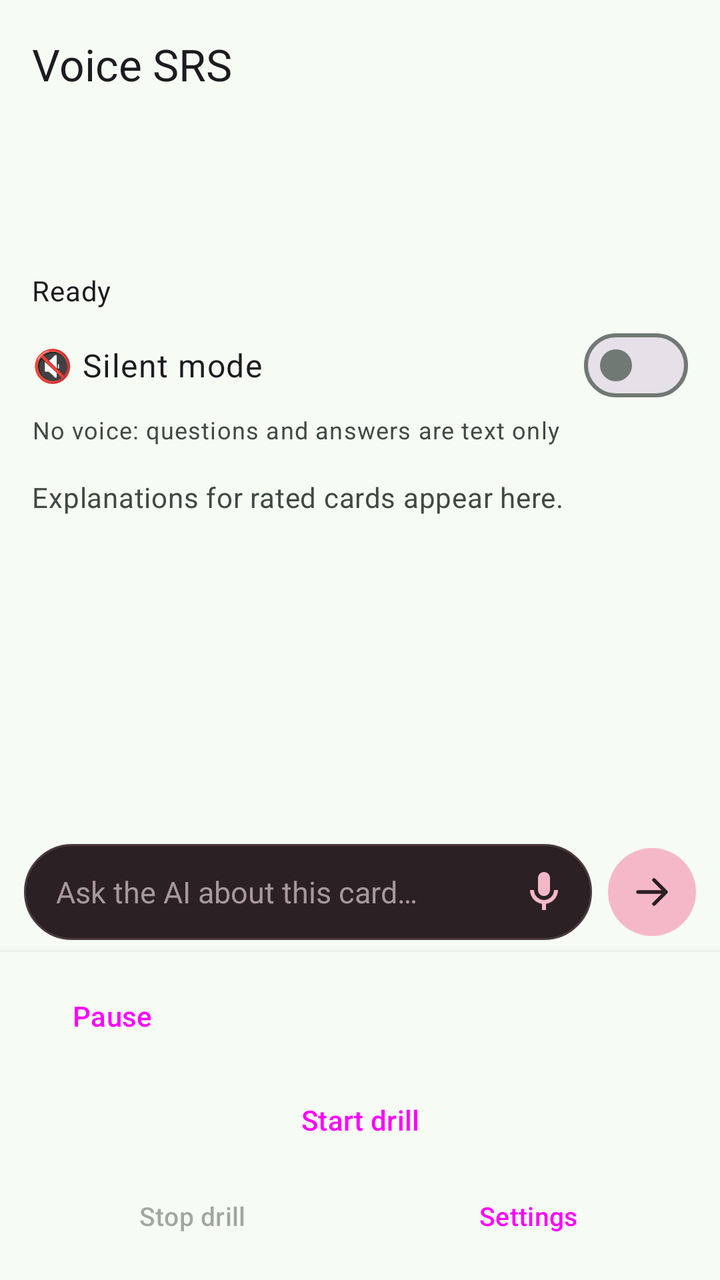
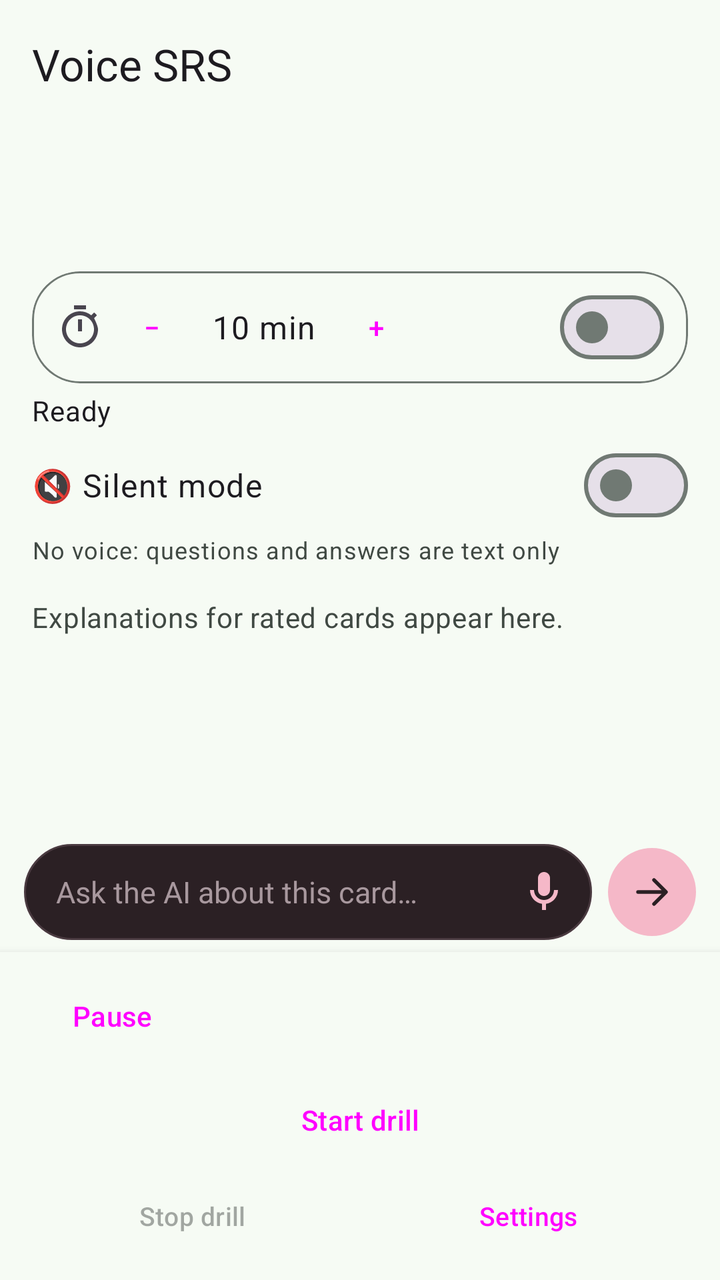

Screens rendered from an Android XML layout before and after an edit, with the pre-edit source and the edit as a unified diff.
<!-- AndroidManifest.xml: application theme Theme.VoiceSrs -->
<!-- res/layout/activity_main.xml -->
<?xml version="1.0" encoding="utf-8"?>
<LinearLayout xmlns:android="http://schemas.android.com/apk/res/android"
    xmlns:app="http://schemas.android.com/apk/res-auto"
    android:layout_width="match_parent"
    android:layout_height="match_parent"
    android:fitsSystemWindows="true"
    android:orientation="vertical">

    <com.google.android.material.appbar.MaterialToolbar
        android:id="@+id/toolbar"
        android:layout_width="match_parent"
        android:layout_height="?attr/actionBarSize"
        android:background="?attr/colorSurface"
        app:title="@string/app_name"
        app:titleTextAppearance="?attr/textAppearanceTitleLarge" />

    <LinearLayout
        android:id="@+id/slimHeader"
        android:layout_width="match_parent"
        android:layout_height="wrap_content"
        android:orientation="vertical"
        android:paddingStart="16dp"
        android:paddingTop="4dp"
        android:paddingEnd="16dp"
        android:paddingBottom="8dp">

        <TextView
            android:id="@+id/deckPath"
            android:layout_width="match_parent"
            android:layout_height="wrap_content"
            android:ellipsize="start"
            android:maxLines="1"
            android:textAppearance="?attr/textAppearanceBodySmall"
            android:textColor="?attr/colorOnSurfaceVariant"
            android:visibility="gone" />

        <TextView
            android:id="@+id/deckName"
            android:layout_width="match_parent"
            android:layout_height="wrap_content"
            android:ellipsize="end"
            android:maxLines="1"
            android:textAppearance="?attr/textAppearanceTitleMedium" />

        <TextView
            android:id="@+id/dueCount"
            android:layout_width="match_parent"
            android:layout_height="wrap_content"
            android:layout_marginTop="2dp"
            android:textAppearance="?attr/textAppearanceBodyMedium" />

        <TextView
            android:id="@+id/headerMeta"
            android:layout_width="match_parent"
            android:layout_height="wrap_content"
            android:layout_marginTop="2dp"
            android:clickable="false"
            android:focusable="false"
            android:longClickable="false"
            android:textAppearance="?attr/textAppearanceBodyMedium"
            android:textColor="?attr/colorOnSurfaceVariant" />

        <TextView
            android:id="@+id/stateText"
            android:layout_width="match_parent"
            android:layout_height="wrap_content"
            android:layout_marginTop="4dp"
            android:text="@string/state_ready"
            android:textAppearance="?attr/textAppearanceBodyMedium" />

        <TextView
            android:id="@+id/progressText"
            android:layout_width="match_parent"
            android:layout_height="wrap_content"
            android:visibility="gone" />

        <com.google.android.material.chip.Chip
            android:id="@+id/syncChip"
            style="@style/Widget.Material3.Chip.Assist"
            android:layout_width="wrap_content"
            android:layout_height="wrap_content"
            android:layout_marginTop="4dp"
            android:clickable="false"
            android:focusable="false"
            android:text="0 pending sync"
            android:visibility="gone"
            app:chipMinHeight="32dp" />

        <com.google.android.material.materialswitch.MaterialSwitch
            android:id="@+id/drillSilentSwitch"
            android:layout_width="match_parent"
            android:layout_height="wrap_content"
            android:layout_marginTop="4dp"
            android:minHeight="48dp"
            android:text="@string/silent_switch"
            android:textAppearance="?attr/textAppearanceBodyLarge" />

        <TextView
            android:id="@+id/drillSilentSubtitle"
            android:layout_width="match_parent"
            android:layout_height="wrap_content"
            android:text="@string/silent_switch_sub"
            android:textAppearance="?attr/textAppearanceBodySmall"
            android:textColor="?attr/colorOnSurfaceVariant" />
    </LinearLayout>

    <include
        layout="@layout/include_error_card"
        android:layout_width="match_parent"
        android:layout_height="wrap_content"
        android:layout_marginStart="16dp"
        android:layout_marginEnd="16dp" />

    <FrameLayout
        android:layout_width="match_parent"
        android:layout_height="0dp"
        android:layout_weight="1">

        <androidx.recyclerview.widget.RecyclerView
            android:id="@+id/chatList"
            android:layout_width="match_parent"
            android:layout_height="match_parent"
            android:clipToPadding="false"
            android:paddingStart="12dp"
            android:paddingTop="4dp"
            android:paddingEnd="12dp"
            android:paddingBottom="8dp"
            android:scrollbars="vertical" />

        <TextView
            android:id="@+id/chatEmpty"
            android:layout_width="match_parent"
            android:layout_height="wrap_content"
            android:paddingStart="16dp"
            android:paddingTop="8dp"
            android:paddingEnd="16dp"
            android:text="@string/chat_empty"
            android:textAppearance="?attr/textAppearanceBodyMedium"
            android:textColor="?attr/colorOnSurfaceVariant" />

        <TextView
            android:id="@+id/chatUnread"
            android:layout_width="wrap_content"
            android:layout_height="wrap_content"
            android:layout_gravity="end"
            android:clickable="false"
            android:focusable="false"
            android:paddingStart="8dp"
            android:paddingEnd="12dp"
            android:textAppearance="?attr/textAppearanceTitleSmall"
            android:visibility="gone" />

        <TextView
            android:id="@+id/chatNextPill"
            android:layout_width="wrap_content"
            android:layout_height="wrap_content"
            android:layout_gravity="bottom|center_horizontal"
            android:layout_marginBottom="8dp"
            android:background="@drawable/bg_next_pill"
            android:clickable="true"
            android:contentDescription="@string/chat_next_question"
            android:focusable="true"
            android:paddingStart="12dp"
            android:paddingTop="6dp"
            android:paddingEnd="12dp"
            android:paddingBottom="6dp"
            android:text="@string/chat_next_question"
            android:textColor="@color/spoken_pill_text"
            android:textSize="12sp"
            android:visibility="gone" />
    </FrameLayout>

    <include layout="@layout/include_chat_composer" />

    <LinearLayout
        android:id="@+id/bottomBar"
        android:layout_width="match_parent"
        android:layout_height="wrap_content"
        android:background="?attr/colorSurface"
        android:elevation="6dp"
        android:orientation="vertical"
        android:paddingStart="12dp"
        android:paddingTop="8dp"
        android:paddingEnd="12dp"
        android:paddingBottom="12dp">

        <include layout="@layout/include_session_cue" />

        <Button
            android:id="@+id/showAnswerButton"
            style="@style/Widget.Material3.Button.TonalButton"
            android:layout_width="match_parent"
            android:layout_height="wrap_content"
            android:minHeight="52dp"
            android:text="@string/show_answer"
            android:visibility="gone" />

        <TextView
            android:id="@+id/gradeGuideLabel"
            android:layout_width="match_parent"
            android:layout_height="wrap_content"
            android:text="@string/grade_guide"
            android:textAppearance="?attr/textAppearanceLabelLarge"
            android:visibility="gone" />

        <com.google.android.material.chip.ChipGroup
            android:id="@+id/gradeChips"
            android:layout_width="match_parent"
            android:layout_height="wrap_content"
            android:visibility="gone"
            app:chipSpacingHorizontal="8dp"
            app:singleLine="false"
            app:singleSelection="true">

            <com.google.android.material.chip.Chip
                android:id="@+id/chipAgain"
                style="@style/Widget.Material3.Chip.Suggestion"
                android:layout_width="wrap_content"
                android:layout_height="wrap_content"
                android:checkable="true"
                android:text="@string/grade_again"
                app:checkedIconVisible="false" />

            <com.google.android.material.chip.Chip
                android:id="@+id/chipHard"
                style="@style/Widget.Material3.Chip.Suggestion"
                android:layout_width="wrap_content"
                android:layout_height="wrap_content"
                android:checkable="true"
                android:text="@string/grade_hard"
                app:checkedIconVisible="false" />

            <com.google.android.material.chip.Chip
                android:id="@+id/chipGood"
                style="@style/Widget.Material3.Chip.Suggestion"
                android:layout_width="wrap_content"
                android:layout_height="wrap_content"
                android:checkable="true"
                android:text="@string/grade_good"
                app:checkedIconVisible="false" />

            <com.google.android.material.chip.Chip
                android:id="@+id/chipEasy"
                style="@style/Widget.Material3.Chip.Suggestion"
                android:layout_width="wrap_content"
                android:layout_height="wrap_content"
                android:checkable="true"
                android:text="@string/grade_easy"
                app:checkedIconVisible="false" />
        </com.google.android.material.chip.ChipGroup>

        <Button
            android:id="@+id/startButton"
            style="@style/Widget.Material3.Button"
            android:layout_width="match_parent"
            android:layout_height="wrap_content"
            android:layout_marginTop="4dp"
            android:minHeight="48dp"
            android:text="@string/app_start" />

        <LinearLayout
            android:layout_width="match_parent"
            android:layout_height="wrap_content"
            android:layout_marginTop="4dp"
            android:orientation="horizontal">

            <Button
                android:id="@+id/stopButton"
                style="@style/Widget.Material3.Button.TextButton"
                android:layout_width="0dp"
                android:layout_height="wrap_content"
                android:layout_weight="1"
                android:enabled="false"
                android:minHeight="40dp"
                android:text="@string/app_stop"
                android:textSize="13sp" />

            <Button
                android:id="@+id/settingsButton"
                style="@style/Widget.Material3.Button.TextButton"
                android:layout_width="0dp"
                android:layout_height="wrap_content"
                android:layout_weight="1"
                android:minHeight="40dp"
                android:text="@string/app_settings"
                android:textSize="13sp" />
        </LinearLayout>
    </LinearLayout>
</LinearLayout>
<!-- res/layout/include_error_card.xml (included above) -->
<?xml version="1.0" encoding="utf-8"?>
<com.google.android.material.card.MaterialCardView xmlns:android="http://schemas.android.com/apk/res/android"
    xmlns:app="http://schemas.android.com/apk/res-auto"
    android:id="@+id/errorCard"
    style="@style/Widget.Material3.CardView.Outlined"
    android:layout_width="match_parent"
    android:layout_height="wrap_content"
    android:layout_marginBottom="12dp"
    android:visibility="gone"
    app:cardCornerRadius="20dp"
    app:contentPadding="20dp"
    app:strokeColor="?attr/colorError">

    <LinearLayout
        android:layout_width="match_parent"
        android:layout_height="wrap_content"
        android:orientation="vertical">

        <TextView
            android:id="@+id/errorTitle"
            android:layout_width="match_parent"
            android:layout_height="wrap_content"
            android:importantForAccessibility="yes"
            android:text="@string/error_title"
            android:textAppearance="?attr/textAppearanceTitleMedium"
            android:textColor="?attr/colorError" />

        <TextView
            android:id="@+id/errorText"
            android:layout_width="match_parent"
            android:layout_height="wrap_content"
            android:layout_marginTop="6dp"
            android:importantForAccessibility="yes"
            android:textAppearance="?attr/textAppearanceBodyLarge" />

        <Button
            android:id="@+id/retryButton"
            style="@style/Widget.Material3.Button"
            android:layout_width="match_parent"
            android:layout_height="wrap_content"
            android:layout_marginTop="12dp"
            android:minHeight="52dp"
            android:text="@string/error_retry" />
    </LinearLayout>
</com.google.android.material.card.MaterialCardView>
<!-- res/layout/include_chat_composer.xml (included above) -->
<?xml version="1.0" encoding="utf-8"?>
<LinearLayout xmlns:android="http://schemas.android.com/apk/res/android"
    android:id="@+id/chatComposer"
    android:layout_width="match_parent"
    android:layout_height="wrap_content"
    android:orientation="vertical"
    android:paddingStart="12dp"
    android:paddingTop="4dp"
    android:paddingEnd="12dp"
    android:paddingBottom="6dp">

    <TextView
        android:id="@+id/chatAskAbout"
        android:layout_width="match_parent"
        android:layout_height="wrap_content"
        android:paddingBottom="4dp"
        android:textColor="@color/chat_meta"
        android:textSize="11sp"
        android:visibility="gone" />

    <TextView
        android:id="@+id/chatDictateHint"
        android:layout_width="match_parent"
        android:layout_height="wrap_content"
        android:paddingBottom="4dp"
        android:text="@string/chat_dictate_miss"
        android:textColor="@color/chat_meta"
        android:textSize="11sp"
        android:visibility="gone" />

    <LinearLayout
        android:layout_width="match_parent"
        android:layout_height="wrap_content"
        android:gravity="center_vertical"
        android:orientation="horizontal">

        <FrameLayout
            android:id="@+id/chatInputShell"
            android:layout_width="0dp"
            android:layout_height="wrap_content"
            android:layout_weight="1"
            android:background="@drawable/bg_chat_input"
            android:minHeight="48dp">

            <EditText
                android:id="@+id/chatInput"
                android:layout_width="match_parent"
                android:layout_height="wrap_content"
                android:background="@android:color/transparent"
                android:hint="@string/chat_ask_hint"
                android:imeOptions="actionSend"
                android:importantForAutofill="no"
                android:inputType="textCapSentences"
                android:minHeight="48dp"
                android:paddingStart="16dp"
                android:paddingTop="10dp"
                android:paddingEnd="44dp"
                android:paddingBottom="10dp"
                android:textColor="@color/chat_input_text"
                android:textColorHint="@color/chat_input_hint"
                android:textSize="15sp" />

            <ImageButton
                android:id="@+id/chatDictate"
                android:layout_width="40dp"
                android:layout_height="40dp"
                android:layout_gravity="end|center_vertical"
                android:layout_marginEnd="4dp"
                android:background="?attr/selectableItemBackgroundBorderless"
                android:contentDescription="@string/chat_dictate_cd"
                android:padding="8dp"
                android:scaleType="centerInside"
                android:src="@drawable/ic_mic"
                android:tint="@color/chat_accent" />
        </FrameLayout>

        <ImageButton
            android:id="@+id/chatSend"
            android:layout_width="44dp"
            android:layout_height="44dp"
            android:layout_marginStart="8dp"
            android:background="@drawable/bg_chat_send"
            android:contentDescription="@string/chat_send_cd"
            android:padding="10dp"
            android:scaleType="centerInside"
            android:src="@drawable/ic_send"
            android:tint="@color/chat_send_icon" />
    </LinearLayout>
</LinearLayout>
<!-- res/layout/include_session_cue.xml (included above) -->
<?xml version="1.0" encoding="utf-8"?>
<LinearLayout xmlns:android="http://schemas.android.com/apk/res/android"
    android:id="@+id/sessionCue"
    android:layout_width="match_parent"
    android:layout_height="wrap_content"
    android:orientation="vertical">

    <TextView
        android:id="@+id/thinkCountdown"
        android:layout_width="match_parent"
        android:layout_height="wrap_content"
        android:gravity="center_vertical"
        android:minHeight="32dp"
        android:textAppearance="?attr/textAppearanceLabelLarge"
        android:textColor="?attr/colorPrimary"
        android:visibility="gone" />

    <LinearLayout
        android:id="@+id/chatPauseRow"
        android:layout_width="match_parent"
        android:layout_height="wrap_content"
        android:gravity="center_vertical"
        android:orientation="horizontal"
        android:visibility="gone">

        <TextView
            android:id="@+id/chatPauseLabel"
            android:layout_width="0dp"
            android:layout_height="wrap_content"
            android:layout_weight="1"
            android:text="@string/chat_paused"
            android:textAppearance="?attr/textAppearanceTitleSmall" />

        <Button
            android:id="@+id/chatResumeButton"
            style="@style/Widget.Material3.Button.TonalButton"
            android:layout_width="wrap_content"
            android:layout_height="wrap_content"
            android:minHeight="48dp"
            android:text="@string/chat_resume" />
    </LinearLayout>

    <LinearLayout
        android:id="@+id/playbackRow"
        android:layout_width="match_parent"
        android:layout_height="wrap_content"
        android:gravity="center_vertical"
        android:orientation="horizontal">

        <Button
            android:id="@+id/playbackPauseButton"
            style="@style/Widget.Material3.Button.TonalButton"
            android:layout_width="wrap_content"
            android:layout_height="wrap_content"
            android:minHeight="48dp"
            android:text="@string/playback_pause" />

        <TextView
            android:id="@+id/playbackStatus"
            android:layout_width="0dp"
            android:layout_height="wrap_content"
            android:layout_marginStart="8dp"
            android:layout_weight="1"
            android:textAppearance="?attr/textAppearanceBodySmall"
            android:textColor="?attr/colorOnSurfaceVariant" />
    </LinearLayout>
</LinearLayout>
<!-- resources referenced by this layout -->
<resources>
  <color name="chat_accent">#F5B8C8</color>
  <color name="chat_input_hint">#A8989E</color>
  <color name="chat_input_text">#F3ECEE</color>
  <color name="chat_meta">#8D8488</color>
  <color name="chat_send_icon">#2B2024</color>
  <color name="spoken_pill_text">#E6E1E5</color>
  <!-- drawable bg_next_pill (drawable) -->
  <?xml version="1.0" encoding="utf-8"?>
  <shape xmlns:android="http://schemas.android.com/apk/res/android"
      android:shape="rectangle">
      <solid android:color="@color/spoken_pill" />
      <corners android:radius="16dp" />
  </shape>
  <string name="app_name">Voice SRS</string>
  <string name="app_settings">Settings</string>
  <string name="app_start">Start drill</string>
  <string name="app_stop">Stop drill</string>
  <string name="chat_ask_hint">Ask the AI about this card…</string>
  <string name="chat_dictate_cd">Dictate</string>
  <string name="chat_dictate_miss">Didn\'t catch that</string>
  <string name="chat_empty">Explanations for rated cards appear here.</string>
  <string name="chat_next_question">Next question ↓</string>
  <string name="chat_paused">Paused, asking AI</string>
  <string name="chat_resume">Resume</string>
  <string name="chat_send_cd">Send</string>
  <string name="error_retry">Retry</string>
  <string name="error_title">Can\'t start the drill</string>
  <string name="grade_again">Again</string>
  <string name="grade_easy">Easy</string>
  <string name="grade_good">Good</string>
  <string name="grade_guide">Say a grade</string>
  <string name="grade_hard">Hard</string>
  <string name="playback_pause">Pause</string>
  <string name="show_answer">Show answer</string>
  <string name="silent_switch">🔇 Silent mode</string>
  <string name="silent_switch_sub">No voice: questions and answers are text only</string>
  <string name="state_ready">Ready</string>
  <color name="spoken_pill">#3A3740</color>
  <color name="md_theme_primary">#146C43</color>
  <color name="md_theme_onPrimary">#FFFFFF</color>
  <color name="md_theme_primaryContainer">#A4F4C4</color>
  <color name="md_theme_onPrimaryContainer">#002110</color>
  <color name="md_theme_secondary">#4D6356</color>
  <color name="md_theme_onSecondary">#FFFFFF</color>
  <color name="md_theme_secondaryContainer">#D0E8D8</color>
  <color name="md_theme_onSecondaryContainer">#0B1F15</color>
  <color name="md_theme_tertiary">#3C6472</color>
  <color name="md_theme_onTertiary">#FFFFFF</color>
  <color name="md_theme_tertiaryContainer">#C0E9FA</color>
  <color name="md_theme_onTertiaryContainer">#001F28</color>
  <color name="md_theme_background">#F6FBF4</color>
  <color name="md_theme_surface">#F6FBF4</color>
  <color name="md_theme_onSurface">#171D19</color>
  <color name="md_theme_surfaceVariant">#DCE5DC</color>
  <color name="md_theme_onSurfaceVariant">#404943</color>
  <color name="md_theme_outline">#707973</color>
  <color name="md_theme_error">#BA1A1A</color>
  <color name="md_theme_onError">#FFFFFF</color>
  <color name="chat_input_bg">#2B2024</color>
  <color name="chat_input_stroke">#4A3A40</color>
  <!-- unchanged entries left out for length: 7 -->
</resources>

<!-- the commit's change to res/layout/activity_main.xml (unified diff, before → after) -->
@@ -59,6 +59,12 @@
             android:longClickable="false"
             android:textAppearance="?attr/textAppearanceBodyMedium"
             android:textColor="?attr/colorOnSurfaceVariant" />
+
+        <include
+            layout="@layout/include_timer_row"
+            android:layout_width="match_parent"
+            android:layout_height="wrap_content"
+            android:layout_marginTop="4dp" />
 
         <TextView
             android:id="@+id/stateText"
@@ -287,6 +293,74 @@
         </LinearLayout>
     </LinearLayout>
 </LinearLayout>
+<!-- res/layout/include_timer_row.xml (included above) -->
+<?xml version="1.0" encoding="utf-8"?>
+<com.google.android.material.card.MaterialCardView xmlns:android="http://schemas.android.com/apk/res/android"
+    xmlns:app="http://schemas.android.com/apk/res-auto"
+    android:id="@+id/timerRow"
+    style="@style/Widget.Material3.CardView.Outlined"
+    android:layout_width="match_parent"
+    android:layout_height="wrap_content"
+    android:minHeight="48dp"
+    android:contentDescription="@string/timer_title"
+    app:cardCornerRadius="24dp"
+    app:cardElevation="0dp"
+    app:contentPadding="4dp"
+    app:strokeColor="?attr/colorOutline"
+    app:strokeWidth="1dp">
+
+    <LinearLayout
+        android:layout_width="match_parent"
+        android:layout_height="wrap_content"
+        android:gravity="center_vertical"
+        android:orientation="horizontal"
+        android:paddingStart="8dp"
+        android:paddingEnd="8dp">
+
+        <ImageView
+            android:id="@+id/timerIcon"
+            android:layout_width="24dp"
+            android:layout_height="24dp"
+            android:contentDescription="@string/timer_title"
+            android:src="@drawable/ic_timer" />
+
+        <Button
+            android:id="@+id/timerMinus"
+            style="@style/Widget.Material3.Button.IconButton"
+            android:layout_width="48dp"
+            android:layout_height="48dp"
+            android:contentDescription="@string/timer_fewer"
+            android:text="−" />
+
+        <TextView
+            android:id="@+id/timerValue"
+            android:layout_width="wrap_content"
+            android:layout_height="wrap_content"
+            android:layout_marginStart="4dp"
+            android:layout_marginEnd="4dp"
+            android:minWidth="56dp"
+            android:gravity="center"
+            android:textAppearance="?attr/textAppearanceBodyLarge"
+            android:text="10 min" />
+
+        <Button
+            android:id="@+id/timerPlus"
+            style="@style/Widget.Material3.Button.IconButton"
+            android:layout_width="48dp"
+            android:layout_height="48dp"
+            android:contentDescription="@string/timer_more"
+            android:text="+" />
+
+        <com.google.android.material.materialswitch.MaterialSwitch
+            android:id="@+id/timerSwitch"
+            android:layout_width="0dp"
+            android:layout_height="wrap_content"
+            android:layout_weight="1"
+            android:gravity="end|center_vertical"
+            android:minHeight="48dp"
+            android:contentDescription="@string/timer_switch" />
+    </LinearLayout>
+</com.google.android.material.card.MaterialCardView>
 <!-- res/layout/include_error_card.xml (included above) -->
 <?xml version="1.0" encoding="utf-8"?>
 <com.google.android.material.card.MaterialCardView xmlns:android="http://schemas.android.com/apk/res/android"
<!-- resource entries referenced after the edit -->
@@ -13,6 +13,18 @@
       <solid android:color="@color/spoken_pill" />
       <corners android:radius="16dp" />
   </shape>
+  <!-- drawable ic_timer (drawable) -->
+  <?xml version="1.0" encoding="utf-8"?>
+  <vector xmlns:android="http://schemas.android.com/apk/res/android"
+      android:width="24dp"
+      android:height="24dp"
+      android:viewportWidth="24"
+      android:viewportHeight="24"
+      android:tint="?attr/colorControlNormal">
+      <path
+          android:fillColor="#FF000000"
+          android:pathData="M15,1H9v2h6V1zM11,14h2V8h-2V14zM19.03,7.39l1.42,-1.42c-0.43,-0.51 -0.9,-0.99 -1.41,-1.41l-1.42,1.42C16.07,4.74 14.12,4 12,4c-4.97,0 -9,4.03 -9,9s4.02,9 9,9s9,-4.03 9,-9C21,11.88 20.26,9.93 19.03,7.39zM12,20c-3.87,0 -7,-3.13 -7,-7s3.13,-7 7,-7s7,3.13 7,7S15.87,20 12,20z" />
+  </vector>
   <string name="app_name">Voice SRS</string>
   <string name="app_settings">Settings</string>
   <string name="app_start">Start drill</string>
@@ -37,6 +49,10 @@
   <string name="silent_switch">🔇 Silent mode</string>
   <string name="silent_switch_sub">No voice: questions and answers are text only</string>
   <string name="state_ready">Ready</string>
+  <string name="timer_fewer">Fewer minutes</string>
+  <string name="timer_more">More minutes</string>
+  <string name="timer_switch">Timer on</string>
+  <string name="timer_title">Timer</string>
   <color name="spoken_pill">#3A3740</color>
   <color name="md_theme_primary">#146C43</color>
   <color name="md_theme_onPrimary">#FFFFFF</color>
